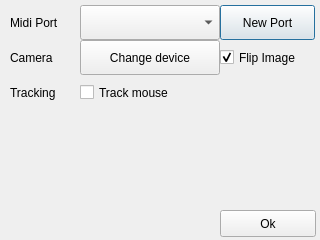
Above: code/Hadrien/QCvWindow/src/UI/configwindow.ui from Amxx/MDMA before the change. Below: the same form after it.
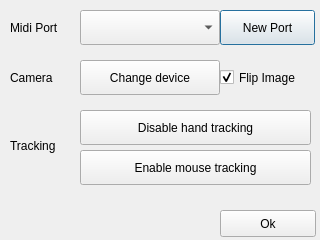
That is the form after the change. Icons and pictures are not drawn.

Commit message: modification de l'interface, correction tracking

```diff
--- a/code/Hadrien/QCvWindow/src/UI/configwindow.ui
+++ b/code/Hadrien/QCvWindow/src/UI/configwindow.ui
@@ -21,7 +21,7 @@
    <property name="geometry">
     <rect>
      <x>10</x>
-     <y>5</y>
+     <y>10</y>
      <width>70</width>
      <height>35</height>
     </rect>
@@ -34,7 +34,7 @@
    <property name="geometry">
     <rect>
      <x>80</x>
-     <y>5</y>
+     <y>10</y>
      <width>140</width>
      <height>35</height>
     </rect>
@@ -47,7 +47,7 @@
    <property name="geometry">
     <rect>
      <x>220</x>
-     <y>5</y>
+     <y>10</y>
      <width>95</width>
      <height>35</height>
     </rect>
@@ -73,7 +73,7 @@
    <property name="geometry">
     <rect>
      <x>10</x>
-     <y>40</y>
+     <y>60</y>
      <width>70</width>
      <height>35</height>
     </rect>
@@ -86,7 +86,7 @@
    <property name="geometry">
     <rect>
      <x>220</x>
-     <y>40</y>
+     <y>60</y>
      <width>95</width>
      <height>35</height>
     </rect>
@@ -105,7 +105,7 @@
    <property name="geometry">
     <rect>
      <x>80</x>
-     <y>40</y>
+     <y>60</y>
      <width>140</width>
      <height>35</height>
     </rect>
@@ -118,35 +118,39 @@
    <property name="geometry">
     <rect>
      <x>10</x>
-     <y>75</y>
+     <y>110</y>
      <width>70</width>
-     <height>35</height>
+     <height>71</height>
     </rect>
    </property>
    <property name="text">
     <string>Tracking</string>
    </property>
   </widget>
-  <widget class="QCheckBox" name="checkBox_mousetrack">
-   <property name="enabled">
-    <bool>true</bool>
-   </property>
+  <widget class="QPushButton" name="pushButton_hand_track">
    <property name="geometry">
     <rect>
      <x>80</x>
-     <y>75</y>
-     <width>141</width>
+     <y>110</y>
+     <width>231</width>
      <height>35</height>
     </rect>
    </property>
    <property name="text">
-    <string>Track mouse</string>
+    <string>Disable hand tracking</string>
    </property>
-   <property name="checked">
-    <bool>false</bool>
+  </widget>
+  <widget class="QPushButton" name="pushButton_mouse_track">
+   <property name="geometry">
+    <rect>
+     <x>80</x>
+     <y>150</y>
+     <width>231</width>
+     <height>35</height>
+    </rect>
    </property>
-   <property name="tristate">
-    <bool>false</bool>
+   <property name="text">
+    <string>Enable mouse tracking</string>
    </property>
   </widget>
  </widget>
```
The commit also changes 6 other files.
